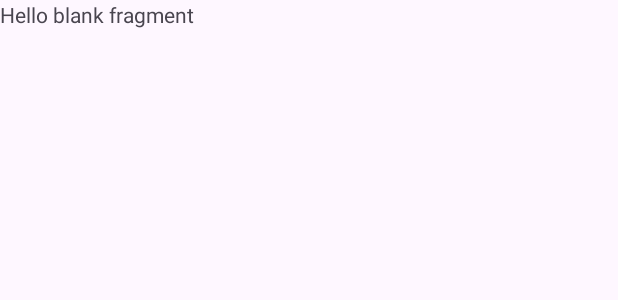
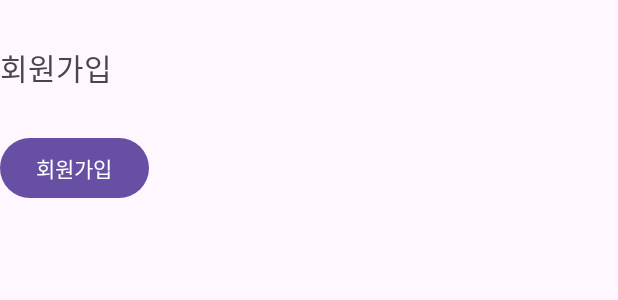
Before and after one commit to dwdwb/Team2AndroidProject, an Android app: the layout fragment_join.xml on its own in the app's theme, with its tools: preview values and no code run, on a phone screen of 412 x 824 dp. Shown: the top 300 px of the screen. Run offline under Robolectric (Android 15) with nearby library versions, the phone set to English and light mode, and no system bars.

Commit message:
feat:로그인 회원가입 주문 페이지 설정

```diff
--- a/app/src/main/res/layout/fragment_join.xml
+++ b/app/src/main/res/layout/fragment_join.xml
@@ -1,14 +1,27 @@
 <?xml version="1.0" encoding="utf-8"?>
-<FrameLayout xmlns:android="http://schemas.android.com/apk/res/android"
+<androidx.constraintlayout.widget.ConstraintLayout xmlns:android="http://schemas.android.com/apk/res/android"
+    xmlns:app="http://schemas.android.com/apk/res-auto"
     xmlns:tools="http://schemas.android.com/tools"
     android:layout_width="match_parent"
     android:layout_height="match_parent"
     tools:context=".JoinFragment">
 
-    <!-- TODO: Update blank fragment layout -->
     <TextView
-        android:layout_width="match_parent"
-        android:layout_height="match_parent"
-        android:text="@string/hello_blank_fragment" />
+        android:id="@+id/textView2"
+        android:layout_width="wrap_content"
+        android:layout_height="wrap_content"
+        android:layout_marginTop="30dp"
+        android:text="회원가입"
+        android:textSize="20sp"
+        app:layout_constraintTop_toTopOf="parent"
+        tools:layout_editor_absoluteX="189dp" />
 
-</FrameLayout>
+    <Button
+        android:id="@+id/btn_join"
+        android:layout_width="wrap_content"
+        android:layout_height="wrap_content"
+        android:layout_marginTop="28dp"
+        android:text="회원가입"
+        app:layout_constraintTop_toBottomOf="@+id/textView2"
+        tools:layout_editor_absoluteX="163dp" />
+</androidx.constraintlayout.widget.ConstraintLayout>
```
Also changed, not shown: app/src/main/res/layout/fragment_login.xml (+22 -7 lines), app/src/main/res/layout/fragment_order.xml (+19 -6 lines).
